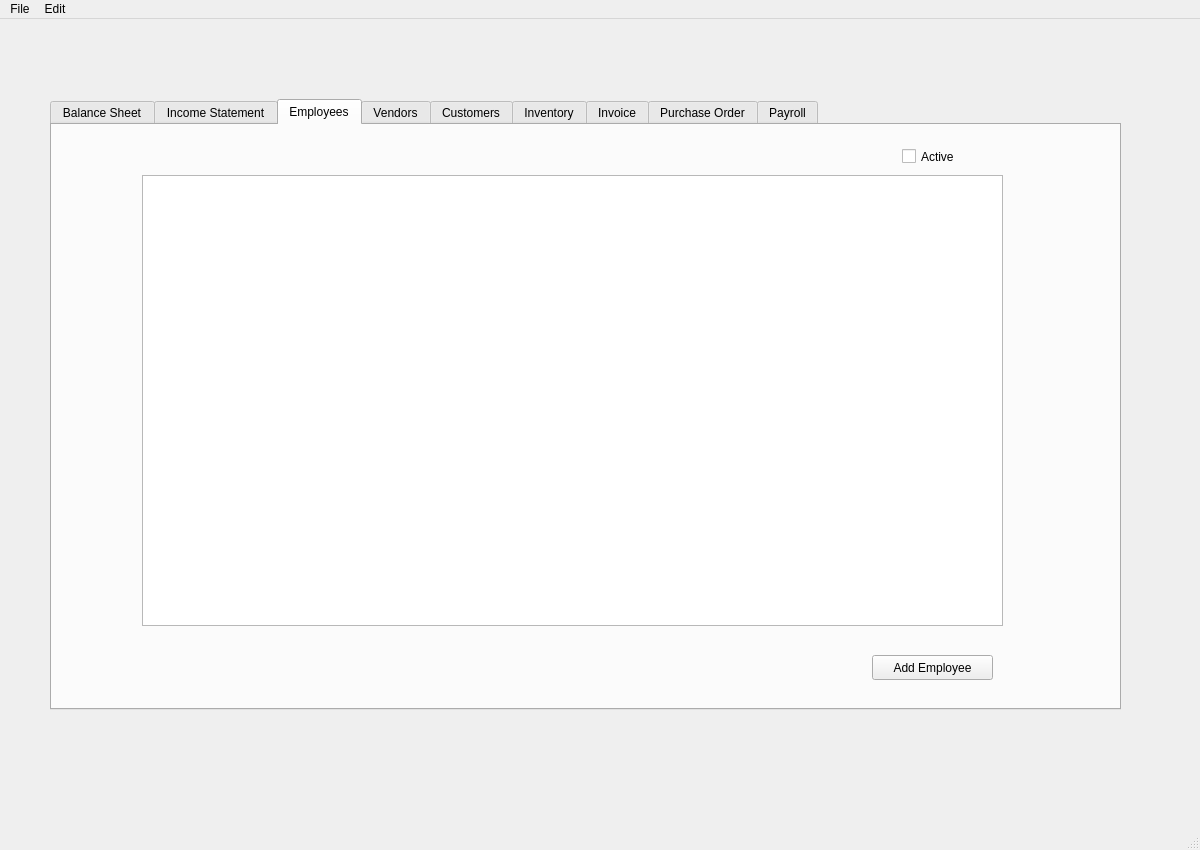
The window that FinTrackerPython/src/UserInterfaces/homeWindow.ui (david0x00/fin-tracker) describes before a commit, drawn with Qt 5.
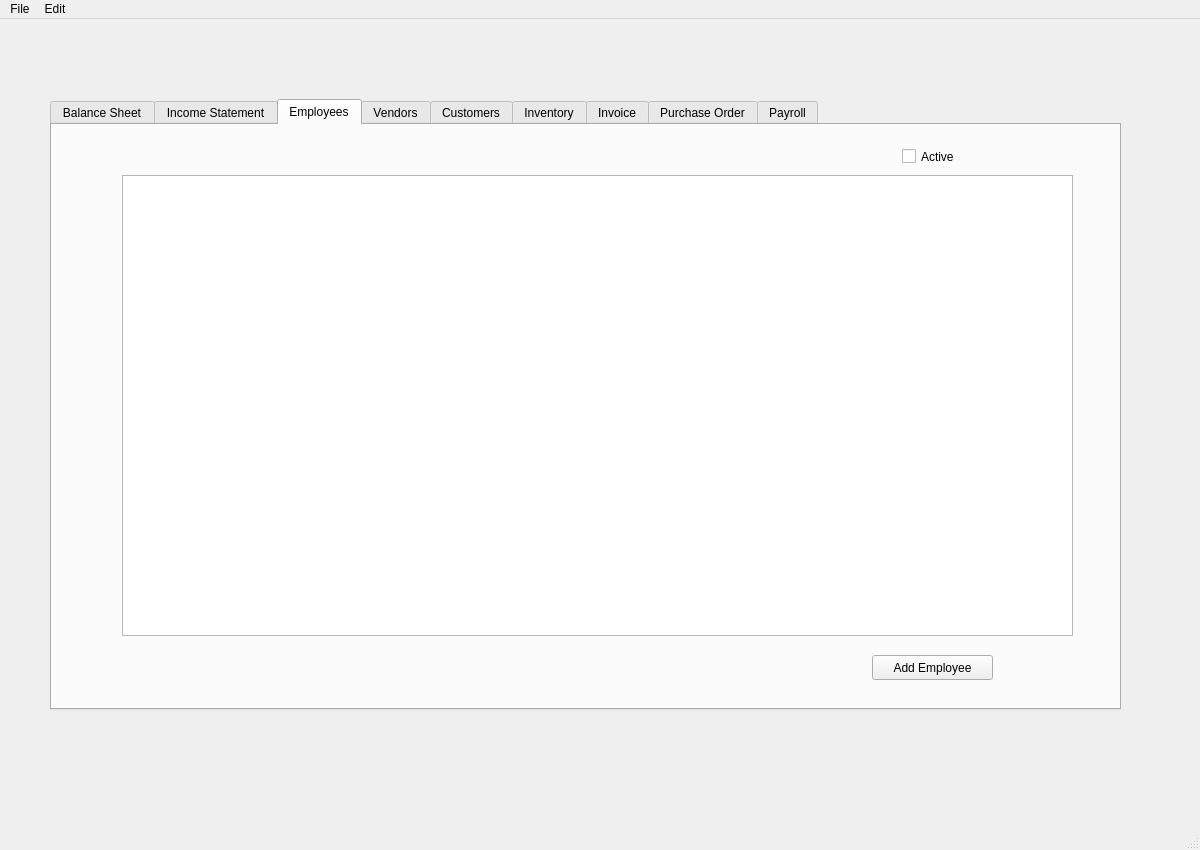
The same window after the commit.

The edit to the form file:
```diff
--- a/FinTrackerPython/src/UserInterfaces/homeWindow.ui
+++ b/FinTrackerPython/src/UserInterfaces/homeWindow.ui
@@ -262,17 +262,7 @@
      <attribute name="title">
       <string>Employees</string>
      </attribute>
-     <widget class="QTableView" name="tableView">
-      <property name="geometry">
-       <rect>
-        <x>90</x>
-        <y>50</y>
-        <width>861</width>
-        <height>451</height>
-       </rect>
-      </property>
-     </widget>
-     <widget class="QPushButton" name="pushButton">
+     <widget class="QPushButton" name="add_employee_btn">
       <property name="geometry">
        <rect>
         <x>820</x>
@@ -298,6 +288,16 @@
        <string>Active</string>
       </property>
      </widget>
+     <widget class="QTableWidget" name="employee_table">
+      <property name="geometry">
+       <rect>
+        <x>70</x>
+        <y>50</y>
+        <width>951</width>
+        <height>461</height>
+       </rect>
+      </property>
+     </widget>
     </widget>
     <widget class="QWidget" name="tab_4">
      <attribute name="title">
```
